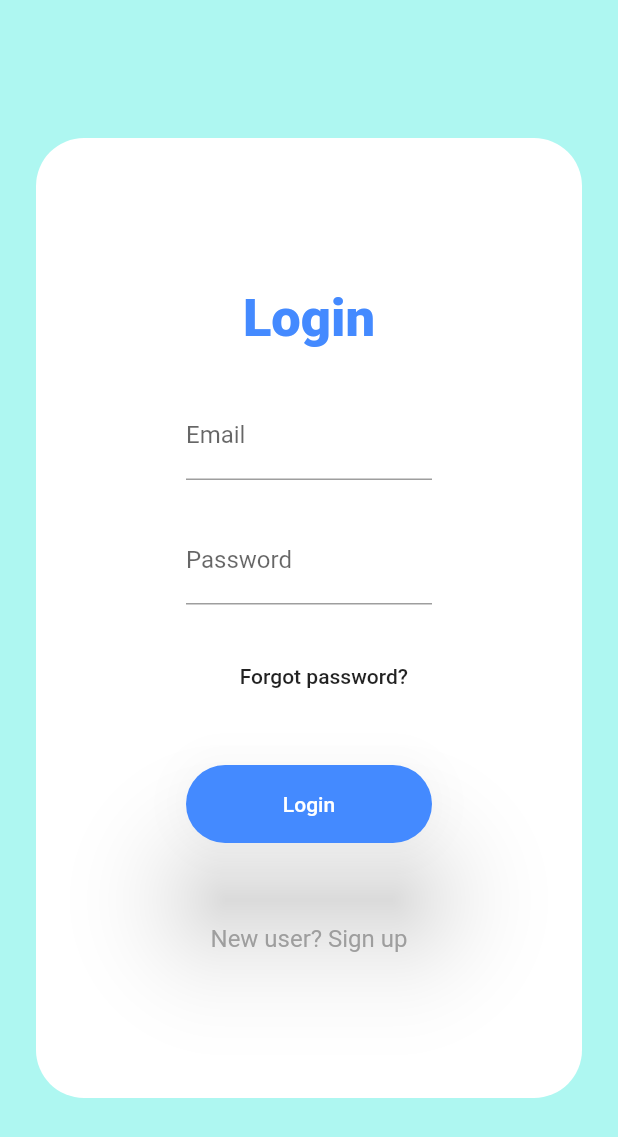
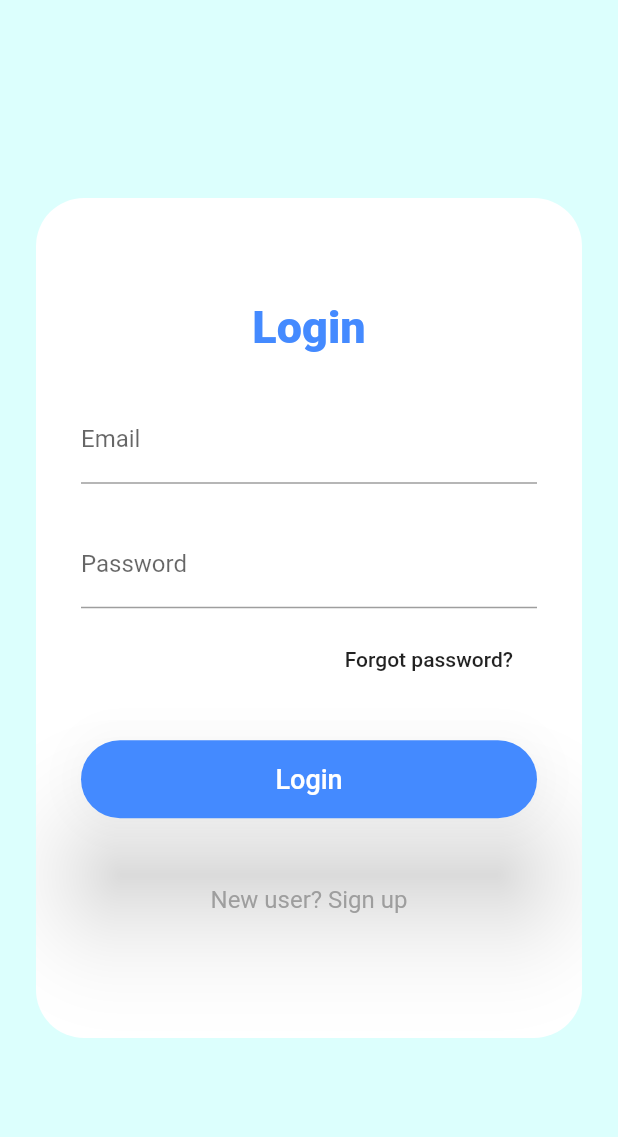
Before and after one commit to web-codeveloper/flutterLearning, a Flutter app: the screen it shows after launch, on a phone screen of 412 x 824 dp. Shown: the top 1137 px of the screen. Run offline on Flutter 3.47's test engine with Material 2 defaults, Android fonts, the phone set to English and light mode, and no system bars; our stand-ins replace fluttertoast.

Commit message:
Login page design small changes

```diff
--- a/lib/pages/login_page.dart
+++ b/lib/pages/login_page.dart
@@ -11,12 +11,12 @@ class _LoginPageState extends State<LoginPage> {
   @override
   Widget build(BuildContext context) {
     return Scaffold(
-      backgroundColor: const Color.fromARGB(255, 174, 247, 241),
+      backgroundColor: Color.fromARGB(255, 220, 255, 253),
       body: Center(
         child: SingleChildScrollView(
             child: Container(
-          height: 640,
-          width: 1080,
+          height: 560,
+          width: 1000,
           margin: const EdgeInsets.symmetric(horizontal: 24),
           clipBehavior: Clip.antiAliasWithSaveLayer,
           decoration: BoxDecoration(
@@ -28,14 +28,19 @@ class _LoginPageState extends State<LoginPage> {
               Expanded(
                   child: Center(
                 child: Padding(
-                    padding: const EdgeInsets.all(100.0),
+                    padding: (MediaQuery.of(context).size.width > 900)
+                        ? const EdgeInsets.all(100.0)
+                        : (MediaQuery.of(context).size.width < 901 &&
+                                MediaQuery.of(context).size.width > 500)
+                            ? const EdgeInsets.all(70.0)
+                            : const EdgeInsets.all(30.0),
                     child: Column(
                       mainAxisSize: MainAxisSize.max,
                       mainAxisAlignment: MainAxisAlignment.center,
                       children: [
                         const Text('Login',
                             style: TextStyle(
-                                fontSize: 35,
+                                fontSize: 30,
                                 fontWeight: FontWeight.w900,
                                 color: Colors.blueAccent)),
                         const SizedBox(height: 28),
@@ -46,7 +51,7 @@ class _LoginPageState extends State<LoginPage> {
                         const TextField(
                           decoration: InputDecoration(label: Text('Password')),
                         ),
-                        const SizedBox(height: 24),
+                        const SizedBox(height: 10),
                         Align(
                           alignment: Alignment.topRight,
                           child: MaterialButton(
@@ -54,10 +59,11 @@ class _LoginPageState extends State<LoginPage> {
                             child: const Text("Forgot password?"),
                           ),
                         ),
-                        const SizedBox(height: 35),
+                        const SizedBox(height: 30),
                         MaterialButton(
                           onPressed: () {},
-                          child: const Text("Login"),
+                          child: const Text("Login",
+                              style: TextStyle(fontSize: 18)),
                           minWidth: double.infinity,
                           height: 52,
                           elevation: 32,
@@ -66,7 +72,7 @@ class _LoginPageState extends State<LoginPage> {
                           shape: RoundedRectangleBorder(
                               borderRadius: BorderRadius.circular(32)),
                         ),
-                        const SizedBox(height: 40),
+                        const SizedBox(height: 30),
                         TextButton(
                           style: TextButton.styleFrom(
                             textStyle: const TextStyle(fontSize: 16),
```
